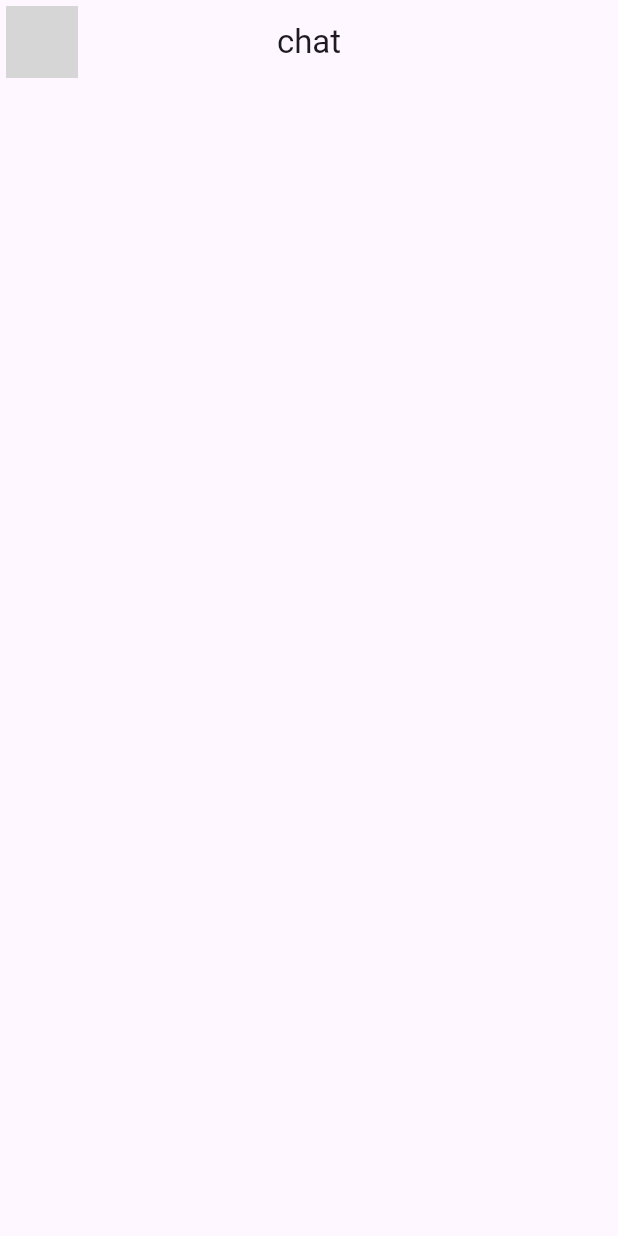
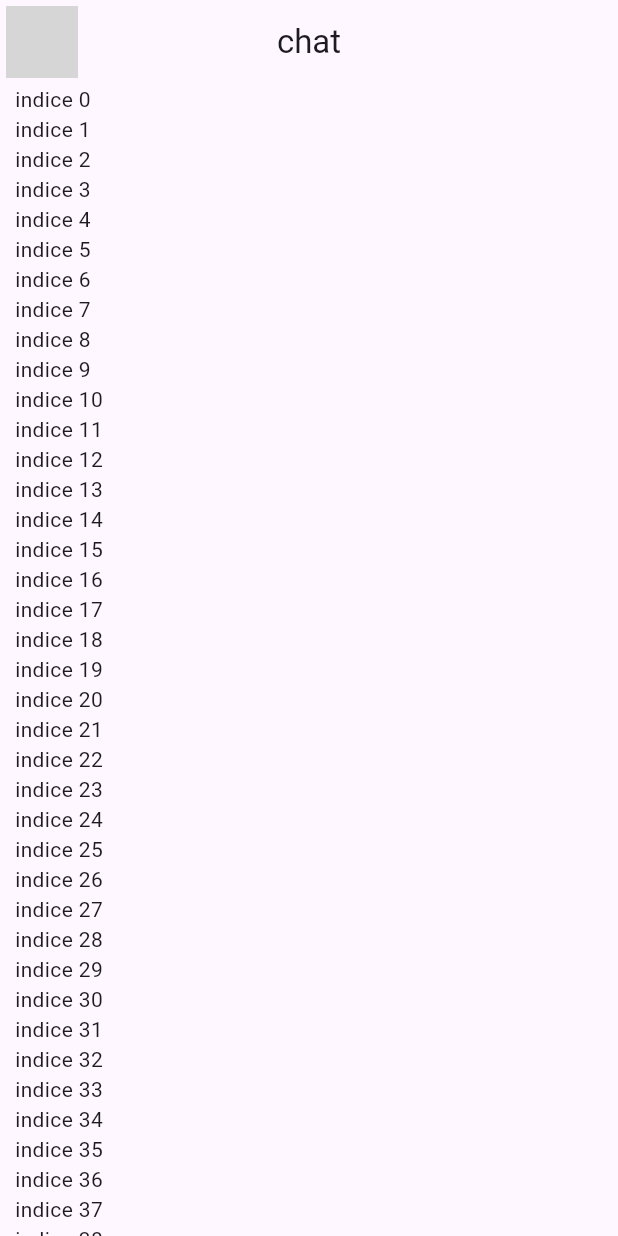
Before and after one commit to jovannyCG/message_app, a Flutter app: the screen it shows after launch, on a phone screen of 412 x 824 dp. Run offline on Flutter 3.47's test engine with Material 2 defaults, Android fonts, the phone set to English and light mode, and no system bars; network calls fail; grey boxes are pictures that could not be loaded.

Commit message:
list view de mensajes en pantalla de chat

```diff
--- a/lib/Presentation/chat/chat_sceen.dart
+++ b/lib/Presentation/chat/chat_sceen.dart
@@ -16,6 +16,30 @@ class ChatScreen extends StatelessWidget {
         centerTitle: true,
         title: const Text('chat'),
       ),
+      body: _ChatView(),
     );
   }
 }
+
+class _ChatView extends StatelessWidget {
+
+  @override
+  Widget build(BuildContext context) {
+    return SafeArea(
+      child: Padding(
+        padding: const EdgeInsets.symmetric(horizontal: 10),
+        child: Column(
+          children: [
+            Expanded(child: ListView.builder(
+              itemCount: 100,
+              itemBuilder: (BuildContext context, int index) {   return Text('indice $index');},
+
+            )),
+
+          ],
+        ),
+      ),
+    );
+
+}
+}
```
